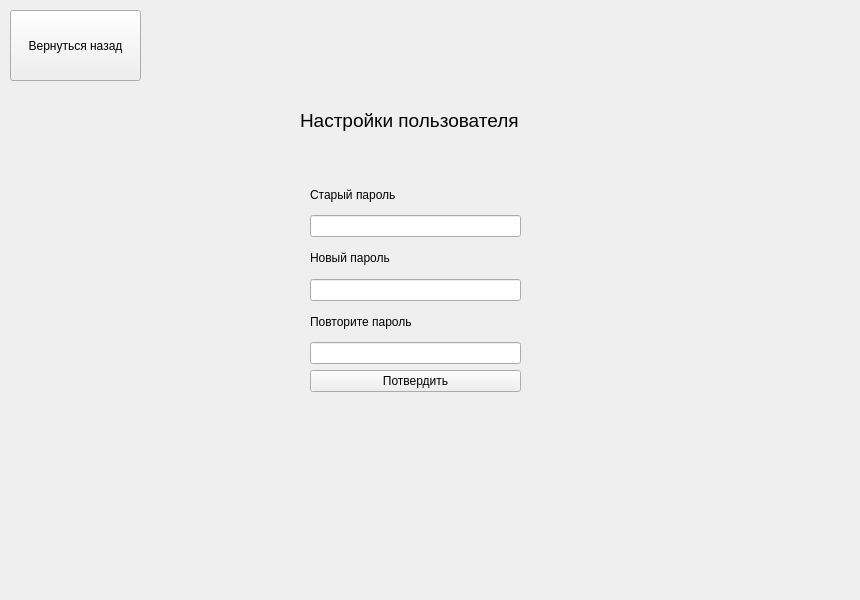
This is gui/project/src/usersettingswindow.ui in cpp-park-vk-education/2023_1_HAC as Qt 5 draws it before an edit. The edited form follows.
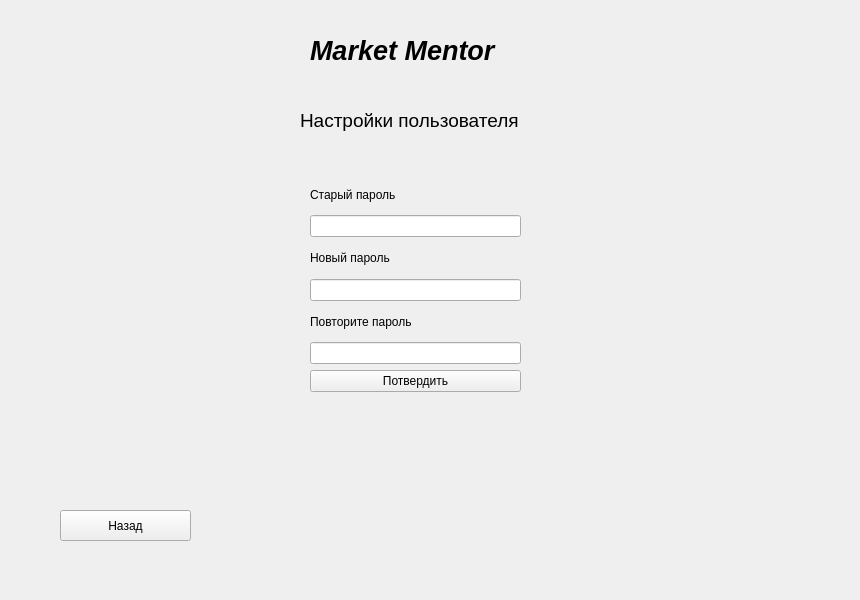
This is the edited form.

What changed in the file:
```diff
--- a/gui/project/src/usersettingswindow.ui
+++ b/gui/project/src/usersettingswindow.ui
@@ -16,14 +16,14 @@
   <widget class="QPushButton" name="btnReturn">
    <property name="geometry">
     <rect>
-     <x>10</x>
-     <y>10</y>
+     <x>60</x>
+     <y>510</y>
      <width>131</width>
-     <height>71</height>
+     <height>31</height>
     </rect>
    </property>
    <property name="text">
-    <string>Вернуться назад</string>
+    <string>Назад</string>
    </property>
   </widget>
   <widget class="QWidget" name="layoutWidget">
@@ -93,6 +93,29 @@
     <string>Настройки пользователя</string>
    </property>
   </widget>
+  <widget class="QLabel" name="label">
+   <property name="geometry">
+    <rect>
+     <x>310</x>
+     <y>10</y>
+     <width>191</width>
+     <height>81</height>
+    </rect>
+   </property>
+   <property name="font">
+    <font>
+     <family>Ubuntu</family>
+     <pointsize>20</pointsize>
+     <weight>75</weight>
+     <italic>true</italic>
+     <bold>true</bold>
+     <strikeout>false</strikeout>
+    </font>
+   </property>
+   <property name="text">
+    <string>Market Mentor</string>
+   </property>
+  </widget>
  </widget>
  <resources/>
  <connections/>
```
